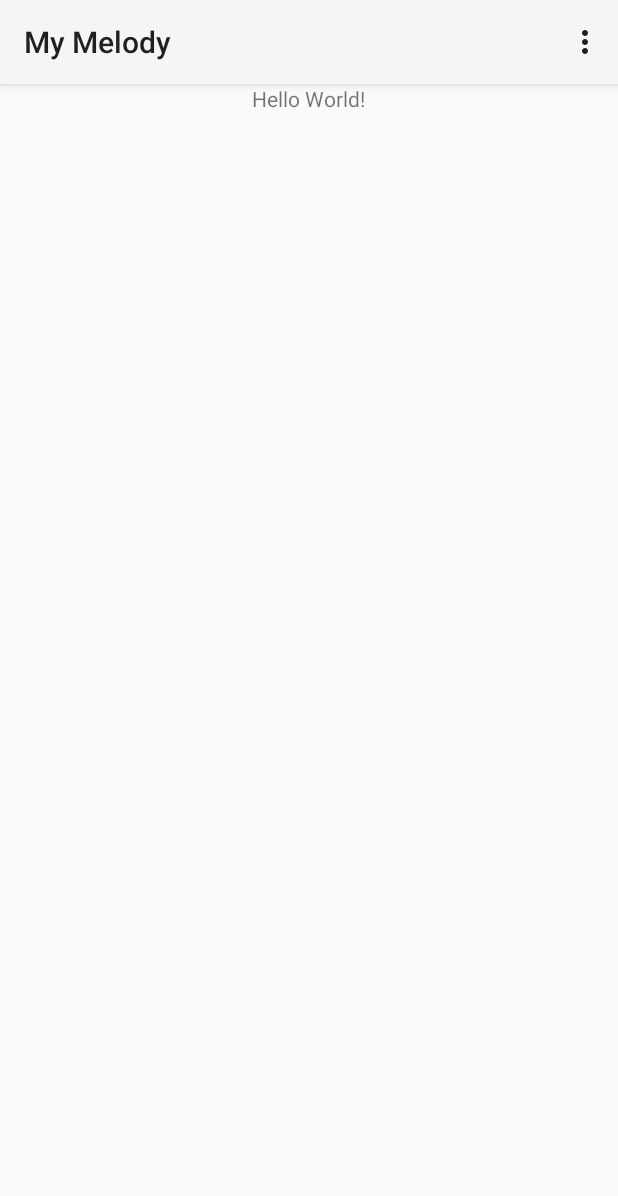
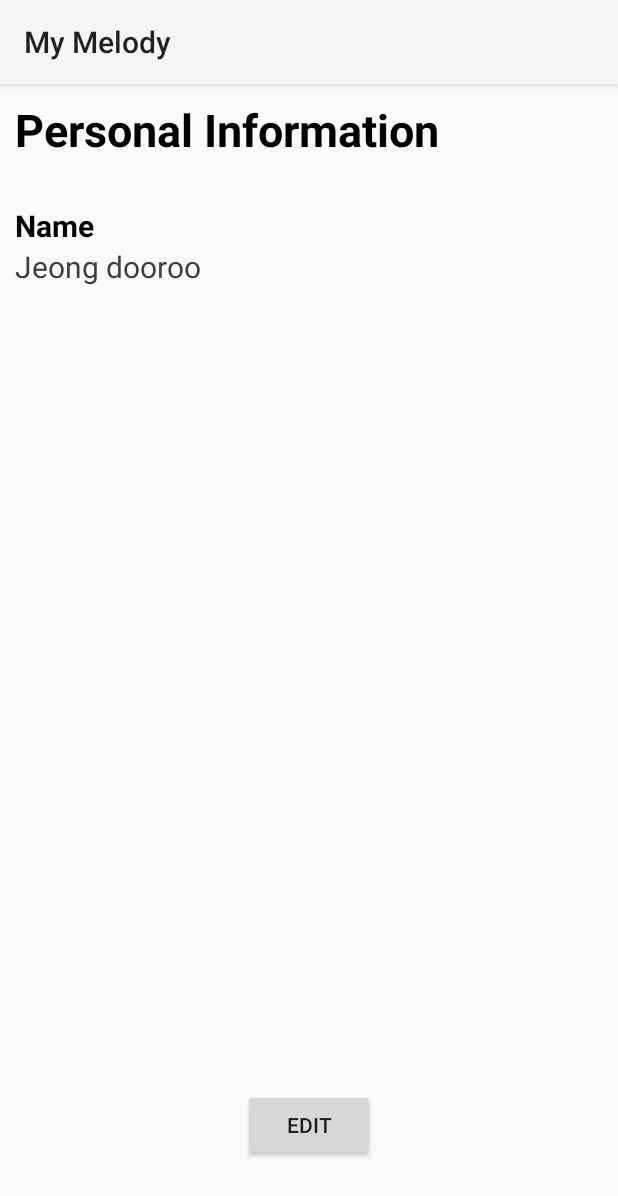
Before and after one commit to dr0oo/ITM_Mobile_Programming, an Android app: the screen it shows after launch (MainActivity before the commit, PersonalInformation after it), in the options menu, after a tap on "Personal Information", on a phone screen of 412 x 824 dp. Shown: the top 1196 px of the screen. Run offline under Robolectric (Android 15) with nearby library versions, the phone set to English and light mode, and no system bars.

Commit message:
add appbar action: intent to 2 activities (PersonalInformation, ScoreStorage)
add text style:
title style,
personal information text style

```diff
--- a/app/src/main/AndroidManifest.xml
+++ b/app/src/main/AndroidManifest.xml
@@ -11,7 +11,7 @@
         android:supportsRtl="true"
         android:theme="@style/Theme.AppCompat.Light.NoActionBar">
         <activity
-            android:name=".MainActivity"
+            android:name=".ScoreStorage"
             android:exported="true"
             tools:ignore="Instantiatable">
             <intent-filter>
@@ -20,6 +20,7 @@
                 <category android:name="android.intent.category.LAUNCHER" />
             </intent-filter>
         </activity>
+        <activity android:name=".PersonalInformation" />
     </application>
 
 </manifest>
--- /dev/null
+++ b/app/src/main/java/com/example/itm_term_project/PersonalInformation.kt
@@ -0,0 +1,20 @@
+package com.example.itm_term_project
+
+import android.os.Bundle
+import android.widget.ViewSwitcher
+import androidx.appcompat.app.AppCompatActivity
+
+class PersonalInformation  : AppCompatActivity(){
+
+    override fun onCreate(savedInstanceState: Bundle?) {
+        super.onCreate(savedInstanceState)
+        setContentView(R.layout.personal_information)
+
+        setSupportActionBar(findViewById(R.id.my_toolbar))
+
+        val name_switcher : ViewSwitcher = findViewById(R.id.name_switcher)
+
+
+
+    }
+}
--- a/app/src/main/java/com/example/itm_term_project/MainActivity.kt
+++ b/app/src/main/java/com/example/itm_term_project/ScoreStorage.kt
@@ -1,15 +1,16 @@
 package com.example.itm_term_project
 
+import android.content.Intent
 import android.os.Bundle
 import android.view.Menu
 import android.view.MenuInflater
 import android.view.MenuItem
 import androidx.appcompat.app.AppCompatActivity
 
-class MainActivity : AppCompatActivity() {
+class ScoreStorage : AppCompatActivity() {
     override fun onCreate(savedInstanceState: Bundle?) {
         super.onCreate(savedInstanceState)
-        setContentView(R.layout.activity_main)
+        setContentView(R.layout.score_stroage)
 
         setSupportActionBar(findViewById(R.id.my_toolbar))
 
@@ -23,13 +24,14 @@ class MainActivity : AppCompatActivity() {
 
     override fun onOptionsItemSelected(item: MenuItem) = when (item.itemId) {
         R.id.pi -> {
-            // User chose the "Settings" item, show the app settings UI...
+            val intent = Intent(this, PersonalInformation::class.java)
+            startActivity(intent)
             true
         }
 
         R.id.str -> {
-            // User chose the "Favorite" action, mark the current item
-            // as a favorite...
+            val intent = Intent(this, ScoreStorage::class.java)
+            startActivity(intent)
             true
         }
 
--- /dev/null
+++ b/app/src/main/res/layout/personal_information.xml
@@ -0,0 +1,67 @@
+<?xml version="1.0" encoding="utf-8"?>
+<LinearLayout xmlns:android="http://schemas.android.com/apk/res/android"
+    android:layout_width="match_parent"
+    android:layout_height="match_parent"
+    android:gravity="top"
+    android:orientation="vertical">
+
+    <androidx.appcompat.widget.Toolbar
+        android:id="@+id/my_toolbar"
+        android:layout_width="match_parent"
+        android:layout_height="?attr/actionBarSize"
+        android:background="?attr/colorPrimary"
+        android:elevation="4dp" />
+
+    <TextView
+        android:layout_width="match_parent"
+        android:layout_height="wrap_content"
+        android:text="Personal Information"
+        style="@style/title"/>
+
+    <LinearLayout
+        android:layout_width="match_parent"
+        android:layout_height="wrap_content"
+        android:layout_marginLeft="10dp"
+        android:layout_weight="10"
+        android:gravity="center"
+        android:paddingTop="20dp"
+        android:orientation="vertical">
+
+        <TextView
+            android:layout_width="match_parent"
+            android:layout_height="wrap_content"
+            android:text="Name"
+            style="@style/personal_info_list_title"/>
+
+        <ViewSwitcher
+            android:id="@+id/name_switcher"
+            android:layout_width="match_parent"
+            android:layout_height="match_parent" >
+
+            <TextView
+                android:id="@+id/pi_name"
+                android:layout_width="match_parent"
+                android:layout_height="wrap_content"
+                android:text="Jeong dooroo"
+                style="@style/personal_info_contents"
+                android:visibility="visible"/>
+
+            <EditText
+                android:id="@+id/pi_name_edit"
+                android:layout_width="match_parent"
+                android:layout_height="wrap_content"
+                android:visibility="invisible"/>
+
+        </ViewSwitcher>
+
+    </LinearLayout>
+
+    <Button
+        android:id="@+id/switching_button"
+        android:layout_height="wrap_content"
+        android:layout_width="wrap_content"
+        android:layout_marginBottom="50dp"
+        android:text="edit"
+        android:layout_gravity="center"/>
+
+</LinearLayout>
--- a/app/src/main/res/layout/activity_main.xml
+++ b/app/src/main/res/layout/score_stroage.xml
@@ -5,7 +5,7 @@
     xmlns:tools="http://schemas.android.com/tools"
     android:layout_width="match_parent"
     android:layout_height="match_parent"
-    tools:context=".MainActivity"
+    tools:context=".ScoreStorage"
     android:orientation="vertical">
 
     <androidx.appcompat.widget.Toolbar
@@ -13,9 +13,13 @@
         android:layout_width="match_parent"
         android:layout_height="?attr/actionBarSize"
         android:background="?attr/colorPrimary"
-        android:elevation="4dp"
-        android:theme="@style/ThemeOverlay.AppCompat.ActionBar"
-        app:popupTheme="@style/ThemeOverlay.AppCompat.Light" />
+        android:elevation="4dp"/>
+
+    <TextView
+        android:layout_width="match_parent"
+        android:layout_height="wrap_content"
+        android:text="Score Storage"
+        style="@style/title"/>
 
     <TextView
         android:layout_width="wrap_content"
--- /dev/null
+++ b/app/src/main/res/values/styles.xml
@@ -0,0 +1,22 @@
+<?xml version="1.0" encoding="utf-8"?>
+<resources>
+    <style name="personal_info_list_title" >
+        <item name="android:textSize"> 20dp </item>
+        <item name="android:textColor"> @color/black </item>
+        <item name="android:textStyle"> bold </item>
+    </style>
+
+    <style name="personal_info_contents" >
+        <item name="android:textSize"> 20dp </item>
+        <item name="android:textColor">#3E3E3E</item>
+        <item name="android:textStyle"> normal </item>
+    </style>
+
+    <style name="title">
+        <item name="android:textSize"> 30dp </item>
+        <item name="android:textColor"> @color/black </item>
+        <item name="android:textStyle"> bold </item>
+        <item name="android:padding"> 10dp </item>
+    </style>
+
+</resources>
```
